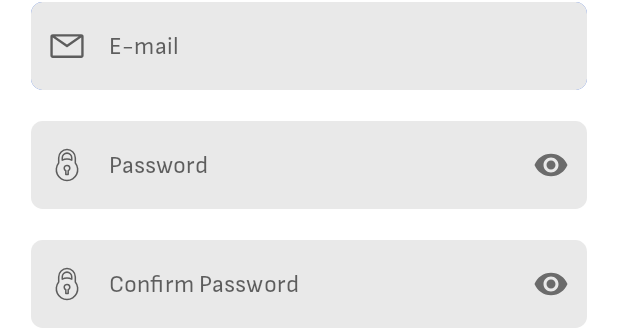
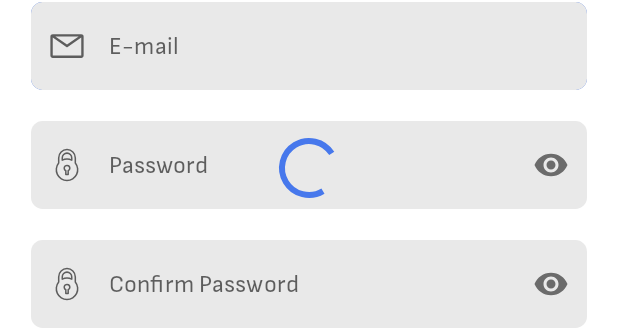
Before and after one commit to certified84/AutoPaper, an Android app: the layout fragment_signup.xml on its own in the app's theme, with its tools: preview values and no code run, on a phone screen of 412 x 824 dp. Shown: the part 450-778 px from the top of the screen. Run offline under Robolectric (Android 15) with nearby library versions, the phone set to English and light mode, and no system bars.

Commit message:
Started implementing viewModels to hold states.

```diff
--- a/app/src/main/java/com/certified/autopaper/adapter/BindingAdapter.kt
+++ b/app/src/main/java/com/certified/autopaper/adapter/BindingAdapter.kt
@@ -1,5 +1,6 @@
 package com.certified.autopaper.adapter
 
+import android.view.View
 import android.widget.ImageView
 import androidx.databinding.BindingAdapter
 import coil.load
@@ -8,3 +9,8 @@ import coil.load
 fun ImageView.bindSliderImageView(imageUrl: Int?) {
     this.load(imageUrl!!)
 }
+
+@BindingAdapter("visible")
+fun View.setVisible(visible: Boolean) {
+    visibility = if (visible) View.VISIBLE else View.GONE
+}
--- a/app/src/main/res/layout/fragment_signup.xml
+++ b/app/src/main/res/layout/fragment_signup.xml
@@ -1,10 +1,23 @@
 <?xml version="1.0" encoding="utf-8"?>
+<layout>
+
+    <data>
+
+        <import type="androidx.databinding.ObservableField" />
+
+        <import type="com.certified.autopaper.util.UIState" />
+
+        <variable
+            name="uiState"
+            type="ObservableField&lt;UIState>" />
+    </data>
+
     <androidx.constraintlayout.widget.ConstraintLayout xmlns:android="http://schemas.android.com/apk/res/android"
         xmlns:app="http://schemas.android.com/apk/res-auto"
         xmlns:tools="http://schemas.android.com/tools"
         android:layout_width="match_parent"
         android:layout_height="match_parent"
-    tools:context=".ui.auth.SignupFragment">
+        tools:context=".ui.auth.signup.SignupFragment">
 
         <ScrollView
             android:layout_width="match_parent"
@@ -361,8 +374,8 @@
                 <androidx.constraintlayout.widget.Group
                     android:id="@+id/group_phone"
                     android:layout_width="wrap_content"
+                    android:layout_height="wrap_content"
                     android:visibility="gone"
-                android:layout_height="wrap_content"
                     app:constraint_referenced_ids="et_phone_layout"
                     tools:visibility="visible" />
 
@@ -370,4 +383,16 @@
 
         </ScrollView>
 
+        <com.google.android.material.progressindicator.CircularProgressIndicator
+            android:layout_width="wrap_content"
+            android:layout_height="wrap_content"
+            app:layout_constraintEnd_toEndOf="parent"
+            android:progressTint="@color/colorPrimary"
+            android:indeterminate="true"
+            app:layout_constraintStart_toStartOf="parent"
+            app:layout_constraintTop_toTopOf="parent"
+            app:layout_constraintBottom_toBottomOf="parent"
+            app:visible="@{uiState == UIState.LOADING}" />
+
     </androidx.constraintlayout.widget.ConstraintLayout>
+</layout>
--- a/app/src/main/res/navigation/navigation.xml
+++ b/app/src/main/res/navigation/navigation.xml
@@ -20,7 +20,7 @@
     </fragment>
     <fragment
         android:id="@+id/signupFragment"
-        android:name="com.certified.autopaper.ui.auth.SignupFragment"
+        android:name="com.certified.autopaper.ui.auth.signup.SignupFragment"
         android:label="fragment_signup"
         tools:layout="@layout/fragment_signup">
         <action
```
Also changed, not shown: app/src/main/java/com/certified/autopaper/ui/auth/signup/SignupFragment.kt (renamed from app/src/main/java/com/certified/autopaper/ui/auth/SignupFragment.kt, +48 -38 lines), app/src/main/java/com/certified/autopaper/ui/auth/signup/SignupViewModel.kt (added, +24 -0 lines), app/src/main/java/com/certified/autopaper/util/Enums.kt (added, +9 -0 lines), app/src/main/res/layout/fragment_login.xml (+26 -1 lines). Lines whose indentation alone changed are shown as unchanged.
